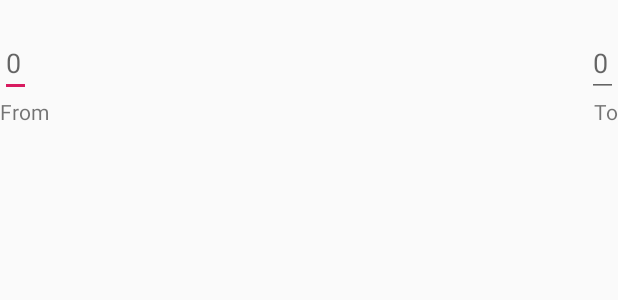
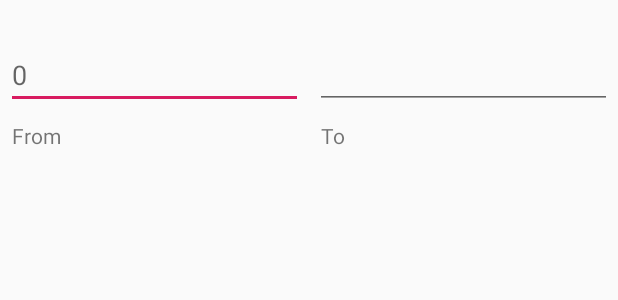
Before and after one commit to ngorham/BeerMath, an Android app: the layout fragment_volume.xml on its own in the app's theme, with its tools: preview values and no code run, on a phone screen of 412 x 824 dp. Shown: the top 300 px of the screen. Run offline under Robolectric (Android 15) with nearby library versions, the phone set to English and light mode, and no system bars.

Commit message:
LiquidPackagingCalculator Update 7 8/1/2019
Created definitive layout for Volume fragment in fragment_volume.xml

```diff
--- a/app/build.gradle
+++ b/app/build.gradle
@@ -21,7 +21,6 @@ android {
 dependencies {
     implementation fileTree(dir: 'libs', include: ['*.jar'])
     implementation 'com.android.support:appcompat-v7:27.1.1'
-    implementation 'com.android.support.constraint:constraint-layout:1.1.3'
     implementation 'com.android.support:support-v4:27.1.1'
     testImplementation 'junit:junit:4.12'
     androidTestImplementation 'com.android.support.test:runner:1.0.2'
--- a/app/src/main/res/layout/activity_main.xml
+++ b/app/src/main/res/layout/activity_main.xml
@@ -12,7 +12,7 @@
         android:layout_width="match_parent"
         android:layout_height="?attr/actionBarSize"
         android:background="?attr/colorPrimary"
-        android:elevation="4dp"
+        android:elevation="@dimen/toolbar_elevation"
         android:theme="@style/ThemeOverlay.AppCompat.ActionBar"
         app:popupTheme="@style/ThemeOverlay.AppCompat.Light" />
     <FrameLayout
--- a/app/src/main/res/layout/fragment_volume.xml
+++ b/app/src/main/res/layout/fragment_volume.xml
@@ -1,68 +1,95 @@
 <?xml version="1.0" encoding="utf-8"?>
-<android.support.constraint.ConstraintLayout
+<RelativeLayout
     xmlns:android="http://schemas.android.com/apk/res/android"
     xmlns:app="http://schemas.android.com/apk/res-auto"
     xmlns:tools="http://schemas.android.com/tools"
     android:layout_width="match_parent"
     android:layout_height="match_parent"
-    tools:context=".VolumeFragment">
-
+    tools:context=".VolumeFragment"
+    android:id="@+id/conversion_container">
+    <TableLayout
+        android:id="@+id/conversion_header"
+        android:layout_width="match_parent"
+        android:layout_height="wrap_content"
+        android:paddingTop="@dimen/margin_view_typical"
+        android:paddingBottom="@dimen/margin_view_small"
+        android:stretchColumns="*">
+        <TableRow>
             <TextView
                 android:id="@+id/from_selected_text"
-        android:layout_width="wrap_content"
+                android:layout_weight="1"
+                android:layout_width="0px"
                 android:layout_height="wrap_content"
-        android:text="@string/from_selected_text"
-        app:layout_constraintTop_toTopOf="parent"
-        app:layout_constraintStart_toStartOf="parent" />
+                android:layout_marginLeft="@dimen/margin_view_typical"
+                android:layout_marginRight="@dimen/margin_view_typical"
+                android:text="@string/from_selected_text" />
             <TextView
                 android:id="@+id/to_selected_text"
-        android:layout_width="wrap_content"
+                android:layout_weight="1"
+                android:layout_width="0px"
                 android:layout_height="wrap_content"
-        android:text="@string/to_selected_text"
-        app:layout_constraintTop_toTopOf="parent"
-        app:layout_constraintEnd_toEndOf="parent" />
+                android:layout_marginLeft="@dimen/margin_view_typical"
+                android:layout_marginRight="@dimen/margin_view_typical"
+                android:text="@string/to_selected_text" />
+        </TableRow>
+        <TableRow>
             <EditText
                 android:id="@+id/from_value_edit"
-        android:layout_width="0dp"
+                android:layout_weight="1"
+                android:layout_width="0px"
                 android:layout_height="wrap_content"
-        android:layout_weight="0"
+                android:layout_marginLeft="@dimen/margin_view_small"
+                android:layout_marginRight="@dimen/margin_view_small"
+                android:layout_gravity="bottom"
                 android:hint="@string/hint_from_value"
                 android:inputType="numberDecimal|numberSigned"
-        app:layout_constraintTop_toBottomOf="@id/from_selected_text"
-        app:layout_constraintStart_toStartOf="parent" />
+                android:maxLength="@integer/from_num_digits"
+                android:scrollHorizontally="true" />
             <EditText
                 android:id="@+id/to_value_edit"
-        android:layout_width="0dp"
+                android:layout_weight="1"
+                android:layout_width="0px"
                 android:layout_height="wrap_content"
-        android:layout_weight="0"
-        android:hint="@string/hint_from_value"
+                android:layout_marginLeft="@dimen/margin_view_small"
+                android:layout_marginRight="@dimen/margin_view_small"
+                android:gravity="center"
+                android:clickable="false"
+                android:cursorVisible="false"
                 android:focusable="false"
-        android:inputType="numberDecimal|numberSigned"
-        app:layout_constraintTop_toBottomOf="@id/to_selected_text"
-        app:layout_constraintEnd_toEndOf="parent" />
+                android:focusableInTouchMode="false"
+                android:inputType="none"
+                android:scrollHorizontally="true" />
+        </TableRow>
+        <TableRow>
             <TextView
                 android:id="@+id/from_text"
-        android:layout_width="wrap_content"
+                android:layout_weight="1"
+                android:layout_width="0px"
                 android:layout_height="wrap_content"
-        android:text="@string/from_text"
-        app:layout_constraintTop_toBottomOf="@id/from_value_edit"
-        app:layout_constraintStart_toStartOf="parent" />
+                android:layout_marginLeft="@dimen/margin_view_typical"
+                android:layout_marginRight="@dimen/margin_view_typical"
+                android:layout_marginTop="@dimen/margin_view_typical"
+                android:text="@string/from_text" />
             <TextView
                 android:id="@+id/to_text"
-        android:layout_width="wrap_content"
+                android:layout_weight="1"
+                android:layout_width="0px"
                 android:layout_height="wrap_content"
-        android:text="@string/to_text"
-        app:layout_constraintTop_toBottomOf="@id/to_value_edit"
-        app:layout_constraintEnd_toEndOf="parent" />
-    <ScrollView
-        android:id="@+id/scroll_radio_groups"
+                android:layout_marginLeft="@dimen/margin_view_typical"
+                android:layout_marginRight="@dimen/margin_view_typical"
+                android:layout_marginTop="@dimen/margin_view_typical"
+                android:text="@string/to_text" />
+        </TableRow>
+    </TableLayout>
+    <android.support.design.widget.CoordinatorLayout
+        android:id="@+id/unit_list_coordinator_layout"
         android:layout_width="match_parent"
         android:layout_height="match_parent"
-        android:layout_below="@id/from_text"
-        android:fillViewport="true"
-        app:layout_constraintTop_toBottomOf="@id/from_text"
-        app:layout_constraintStart_toStartOf="parent"
-        app:layout_constraintEnd_toEndOf="parent">
+        android:layout_below="@id/conversion_header">
+        <android.support.v4.widget.NestedScrollView
+            android:id="@+id/unit_list_container"
+            android:layout_width="match_parent"
+            android:layout_height="match_parent">
             <LinearLayout
                 android:layout_width="match_parent"
                 android:layout_height="wrap_content"
@@ -71,12 +98,20 @@
                     android:id="@+id/from_radio_group"
                     android:layout_width="0px"
                     android:layout_height="wrap_content"
-                android:layout_weight="1" />
+                    android:layout_weight="1"
+                    android:layout_marginStart="@dimen/margin_view_small"
+                    android:layout_marginEnd="@dimen/margin_view_typical"
+                    android:layout_marginLeft="@dimen/margin_view_small"
+                    android:layout_marginRight="@dimen/margin_view_typical" />
                 <RadioGroup
                     android:id="@+id/to_radio_group"
                     android:layout_width="0px"
                     android:layout_height="wrap_content"
-                android:layout_weight="1" />
+                    android:layout_weight="1"
+                    android:layout_marginEnd="@dimen/margin_view_small"
+                    android:layout_marginRight="@dimen/margin_view_small" />
             </LinearLayout>
-    </ScrollView>
-</android.support.constraint.ConstraintLayout>
+
+        </android.support.v4.widget.NestedScrollView>
+    </android.support.design.widget.CoordinatorLayout>
+</RelativeLayout>
--- /dev/null
+++ b/app/src/main/res/values/config.xml
@@ -0,0 +1,4 @@
+<?xml version="1.0" encoding="utf-8"?>
+<resources>
+    <integer name="from_num_digits">15</integer>
+</resources>
--- /dev/null
+++ b/app/src/main/res/values/dimen.xml
@@ -0,0 +1,8 @@
+<?xml version="1.0" encoding="utf-8"?>
+<resources>
+    <dimen name="margin_view_small">4dp</dimen>
+    <dimen name="margin_view_typical">8dp</dimen>
+    <dimen name="margin_view_large">16dp</dimen>
+    <dimen name="margin_view_xlarge">32dp</dimen>
+    <dimen name="toolbar_elevation">4dp</dimen>
+</resources>
```
Also changed, not shown: 1 other file. Lines whose indentation alone changed are shown as unchanged.
